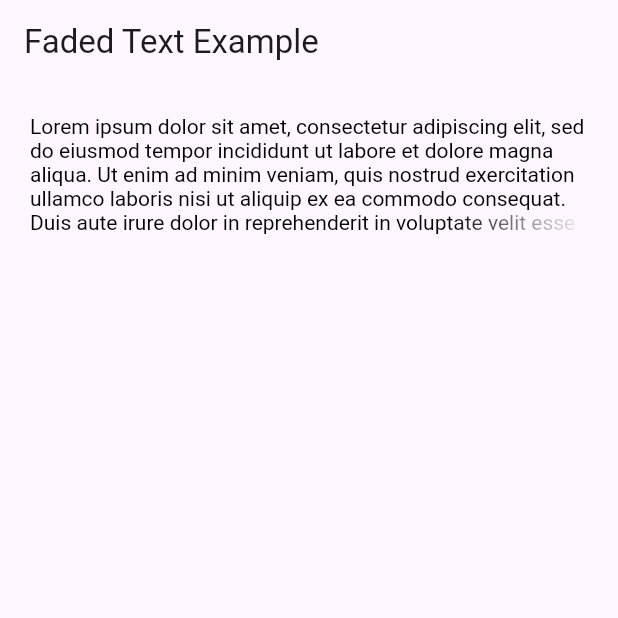
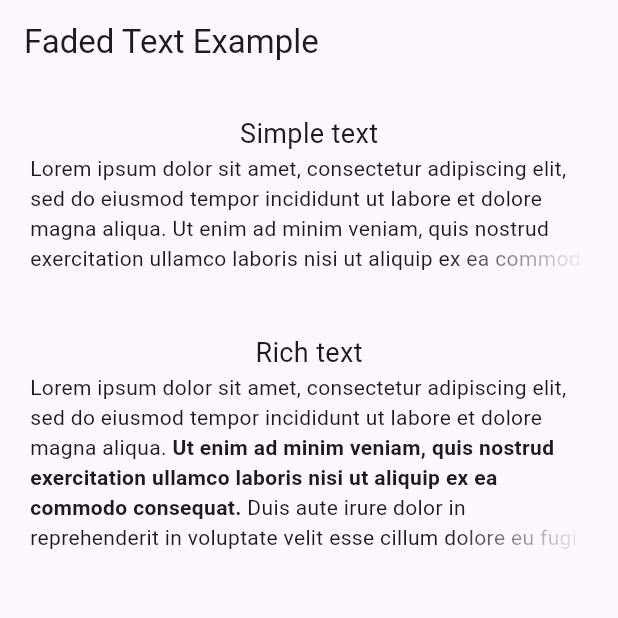
Before and after one commit to surfstudio/surf-flutter-faded-text, a Flutter app: the screen it shows after launch, on a phone screen of 412 x 824 dp, the top half of it. Run offline on Flutter 3.47's test engine with Material 3 defaults, Android fonts, the phone set to English and light mode, and no system bars.

Commit message:
feat: added rich text

```diff
--- a/example/lib/main.dart
+++ b/example/lib/main.dart
@@ -16,12 +16,42 @@ class MyApp extends StatelessWidget {
         appBar: AppBar(
           title: const Text('Faded Text Example'),
         ),
-        body: Padding(
-          padding: const EdgeInsets.all(20),
-          child: FadedText(
-            'Lorem ipsum dolor sit amet, consectetur adipiscing elit, sed do eiusmod tempor incididunt ut labore et dolore magna aliqua. Ut enim ad minim veniam, quis nostrud exercitation ullamco laboris nisi ut aliquip ex ea commodo consequat. Duis aute irure dolor in reprehenderit in voluptate velit esse cillum dolore eu fugiat nulla pariatur. Excepteur siƒnt occaecat cupidatat non proident, sunt in culpa qui officia deserunt mollit anim id est laborum',
-            maxLines: 5,
-            style: const TextStyle(color: Colors.black),
+        body: const Padding(
+          padding: EdgeInsets.all(20),
+          child: Column(
+            children: [
+              Text('Simple text', style: TextStyle(fontSize: 18)),
+              SizedBox(
+                height: 120,
+                child: FadedText(
+                  'Lorem ipsum dolor sit amet, consectetur adipiscing elit, sed do eiusmod tempor incididunt ut labore et dolore magna aliqua. Ut enim ad minim veniam, quis nostrud exercitation ullamco laboris nisi ut aliquip ex ea commodo consequat. Duis aute irure dolor in reprehenderit in voluptate velit esse cillum dolore eu fugiat nulla pariatur. Excepteur siƒnt occaecat cupidatat non proident, sunt in culpa qui officia deserunt mollit anim id est laborum',
+                  maxLines: 4,
+                ),
+              ),
+              Text('Rich text', style: TextStyle(fontSize: 18)),
+              Expanded(
+                child: FadedText.rich(
+                  TextSpan(
+                    children: [
+                      TextSpan(
+                        text:
+                            'Lorem ipsum dolor sit amet, consectetur adipiscing elit, sed do eiusmod tempor incididunt ut labore et dolore magna aliqua. ',
+                      ),
+                      TextSpan(
+                        text:
+                            'Ut enim ad minim veniam, quis nostrud exercitation ullamco laboris nisi ut aliquip ex ea commodo consequat. ',
+                        style: TextStyle(fontWeight: FontWeight.bold),
+                      ),
+                      TextSpan(
+                        text:
+                            'Duis aute irure dolor in reprehenderit in voluptate velit esse cillum dolore eu fugiat nulla pariatur.',
+                      ),
+                    ],
+                  ),
+                  maxLines: 6,
+                ),
+              ),
+            ],
           ),
         ),
       ),
--- a/lib/faded_text.dart
+++ b/lib/faded_text.dart
@@ -2,50 +2,125 @@ import 'dart:ui' as ui show Gradient;
 
 import 'package:flutter/material.dart';
 
-/// {@template faded_text.class}
 /// The class for creating fading text in case of overflow.
-/// {@endtemplate}
 class FadedText extends StatelessWidget {
-  /// An object that paints a text.
-  final TextPainter textPainter;
+  /// Creates a faded text widget.
+  ///
+  /// If the [style] argument is null, the text will use the style from the
+  /// closest enclosing [DefaultTextStyle].
+  const FadedText(
+    String this.data, {
+    super.key,
+    this.style,
+    this.strutStyle,
+    this.textAlign,
+    this.textDirection,
+    this.locale,
+    this.textScaler,
+    this.maxLines = 1,
+    this.semanticsLabel,
+    this.textWidthBasis,
+    this.textHeightBehavior,
+  }) : textSpan = null;
 
-  /// {@macro faded_text.class}
-  FadedText(
-    String data, {
+  /// Creates a faded text widget with a [InlineSpan].
+  const FadedText.rich(
+    InlineSpan this.textSpan, {
     super.key,
-    TextStyle? style,
-    StrutStyle? strutStyle,
-    TextAlign textAlign = TextAlign.start,
-    TextDirection textDirection = TextDirection.ltr,
-    Locale? locale,
-    double textScaleFactor = 1.0,
-    TextScaler textScaler = TextScaler.noScaling,
-    int maxLines = 1,
-    String? semanticsLabel,
-    TextWidthBasis textWidthBasis = TextWidthBasis.parent,
-    TextHeightBehavior? textHeightBehavior,
-  }) : textPainter = TextPainter(
+    this.style,
+    this.strutStyle,
+    this.textAlign,
+    this.textDirection,
+    this.locale,
+    this.textScaler,
+    this.maxLines = 1,
+    this.semanticsLabel,
+    this.textWidthBasis,
+    this.textHeightBehavior,
+  }) : data = null;
+
+  /// The text to display.
+  ///
+  /// This will be null if a [textSpan] is provided instead.
+  final String? data;
+
+  /// The text to display as a [TextSpan].
+  ///
+  /// This will be null if [data] is provided instead.
+  final InlineSpan? textSpan;
+
+  /// The style to use for the text.
+  ///
+  /// If null, defaults [DefaultTextStyle] of context.
+  final TextStyle? style;
+
+  /// {@macro flutter.widgets.editableText.strutStyle}
+  final StrutStyle? strutStyle;
+
+  /// {@macro flutter.widgets.editableText.textAlign}
+  final TextAlign? textAlign;
+
+  /// {@macro flutter.widgets.editableText.textDirection}
+  final TextDirection? textDirection;
+
+  /// {@macro flutter.widgets.Text.locale}
+  final Locale? locale;
+
+  /// {@macro flutter.painting.textPainter.textScaler}
+  final TextScaler? textScaler;
+
+  /// The required maximum number of lines for the text to span, wrapping if necessary.
+  /// If the text exceeds the given number of lines, it will be faded.
+  ///
+  /// If this is 1, text will not wrap. Otherwise, text will be wrapped at the
+  /// edge of the box.
+  final int maxLines;
+
+  /// {@macro flutter.widgets.Text.semanticsLabel}
+  final String? semanticsLabel;
+
+  /// {@macro dart.ui.textHeightBehavior}
+  final TextHeightBehavior? textHeightBehavior;
+
+  /// {@macro flutter.painting.textPainter.textWidthBasis}
+  final TextWidthBasis? textWidthBasis;
+
+  @override
+  Widget build(BuildContext context) {
+    final defaultTextStyle = DefaultTextStyle.of(context);
+    var effectiveTextStyle = style;
+
+    if (style == null || style!.inherit) {
+      effectiveTextStyle = defaultTextStyle.style.merge(style);
+    }
+    if (MediaQuery.boldTextOf(context)) {
+      effectiveTextStyle = effectiveTextStyle!.merge(const TextStyle(fontWeight: FontWeight.bold));
+    }
+
+    return CustomPaint(
+      size: Size.infinite,
+      painter: _FadedTextPainer(
+        textPainter: TextPainter(
           text: TextSpan(
+            style: effectiveTextStyle,
             text: data,
-            style: style,
+            children: textSpan != null ? <InlineSpan>[textSpan!] : null,
             locale: locale,
             semanticsLabel: semanticsLabel,
           ),
-          textAlign: textAlign,
-          textDirection: textDirection,
-          textScaler: textScaler == TextScaler.noScaling ? TextScaler.linear(textScaleFactor) : textScaler,
+          textAlign: textAlign ?? defaultTextStyle.textAlign ?? TextAlign.start,
+          textDirection: textDirection ?? Directionality.of(context),
+          // ignore: use_named_constants
+          textScaler: textScaler == null ? const TextScaler.linear(1) : textScaler!,
           maxLines: maxLines,
           locale: locale,
           strutStyle: strutStyle,
-          textWidthBasis: textWidthBasis,
-          textHeightBehavior: textHeightBehavior,
-        );
-
-  @override
-  Widget build(BuildContext context) {
-    return CustomPaint(
-      size: Size.infinite,
-      painter: _FadedTextPainer(textPainter: textPainter),
+          textWidthBasis: textWidthBasis ?? defaultTextStyle.textWidthBasis,
+          ellipsis: ' ',
+          textHeightBehavior:
+              textHeightBehavior ?? defaultTextStyle.textHeightBehavior ?? DefaultTextHeightBehavior.maybeOf(context),
+        ),
+      ),
     );
   }
 }
--- a/pubspec.yaml
+++ b/pubspec.yaml
@@ -9,8 +9,11 @@ environment:
   flutter: ">=1.17.0"
 
 dependencies:
+  dartdoc: ^6.3.0
   flutter:
     sdk: flutter
+  golden_toolkit: ^0.15.0
 
 dev_dependencies:
   surf_lint_rules: ^3.0.0
+  test: ^1.24.9
```
Also changed, not shown: example/pubspec.lock, pubspec.lock, 1 other file.
